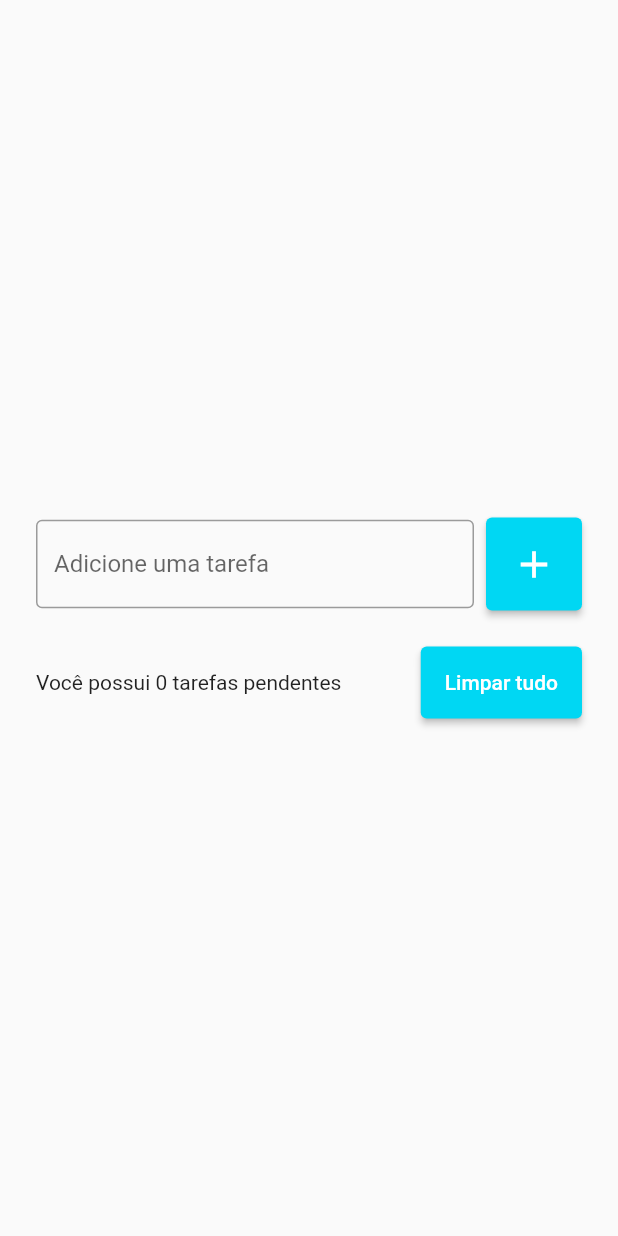
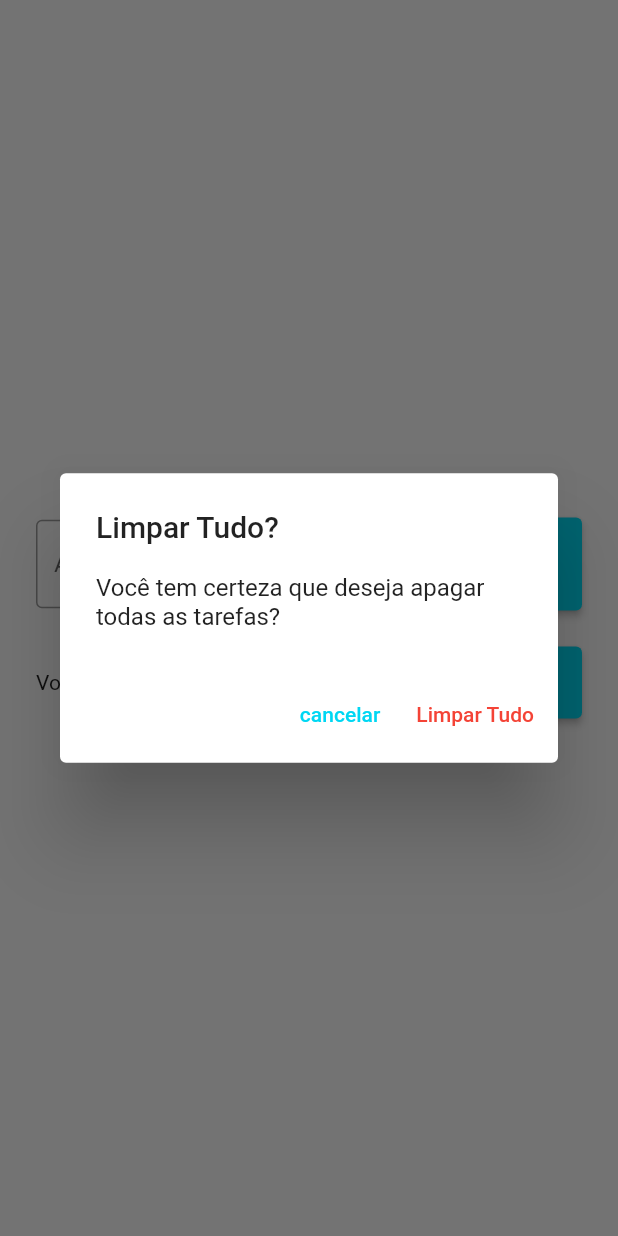
Before and after one commit to FelipeDias28/Todo_List, a Flutter app: the screen it shows after launch, after a tap on "Limpar tudo", on a phone screen of 412 x 824 dp. Run offline on Flutter 3.47's test engine with Material 2 defaults, Android fonts, the phone set to English and light mode, and no system bars; our stand-ins replace flutter_slidable.

Commit message:
função de deletar tudo

```diff
--- a/lib/pages/todo_list_page.dart
+++ b/lib/pages/todo_list_page.dart
@@ -91,7 +91,7 @@ class _TodoListPageState extends State<TodoListPage> {
                       width: 16.0,
                     ),
                     ElevatedButton(
-                      onPressed: () {},
+                      onPressed: showDeleteTodoConfirmationDialog,
                       style: ElevatedButton.styleFrom(
                         primary: const Color(0xFF00D7F3),
                         padding: const EdgeInsets.all(16.0),
@@ -125,10 +125,10 @@ class _TodoListPageState extends State<TodoListPage> {
             color: Colors.black,
           ),
         ),
-        backgroundColor: Colors.grey[300],
+        backgroundColor: Colors.grey[100],
         action: SnackBarAction(
           label: "Desfazer",
-          textColor: Colors.red[300],
+          textColor: Colors.red,
           onPressed: () {
             setState(() {
               todos.insert(deletedTodoIndex!, deletedTodo!);
@@ -139,4 +139,42 @@ class _TodoListPageState extends State<TodoListPage> {
       ),
     );
   }
+
+  void showDeleteTodoConfirmationDialog() {
+    showDialog(
+      context: context,
+      builder: (context) => AlertDialog(
+        title: const Text("Limpar Tudo?"),
+        content:
+            const Text("Você tem certeza que deseja apagar todas as tarefas?"),
+        actions: [
+          TextButton(
+            onPressed: () {
+              Navigator.of(context).pop();
+            },
+            child: const Text("cancelar"),
+            style: TextButton.styleFrom(
+              primary: const Color(0xFF00D7F3),
+            ),
+          ),
+          TextButton(
+            onPressed: () {
+              Navigator.of(context).pop();
+              deleteAllTodos();
+            },
+            child: const Text("Limpar Tudo"),
+            style: TextButton.styleFrom(
+              primary: Colors.red,
+            ),
+          ),
+        ],
+      ),
+    );
+  }
+
+  void deleteAllTodos() {
+    setState(() {
+      todos.clear();
+    });
+  }
 }
```
